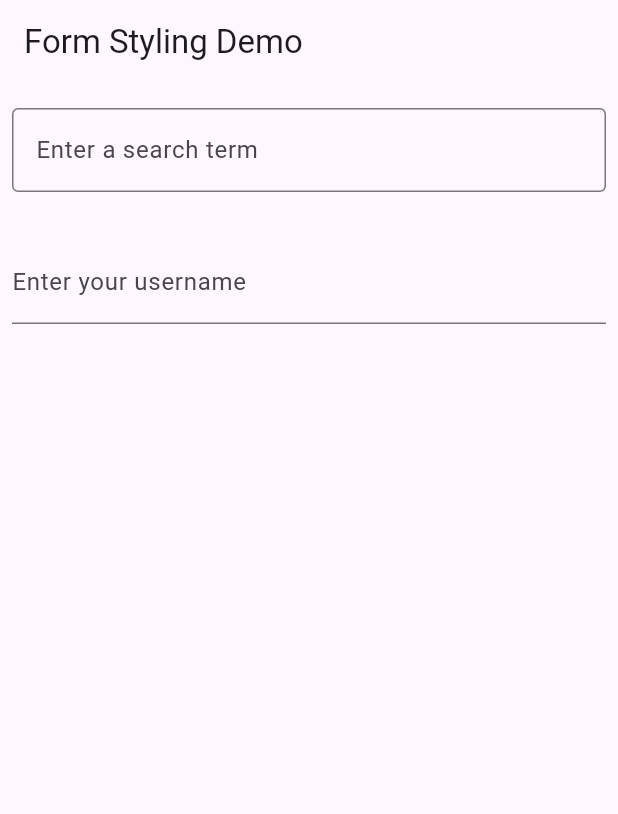
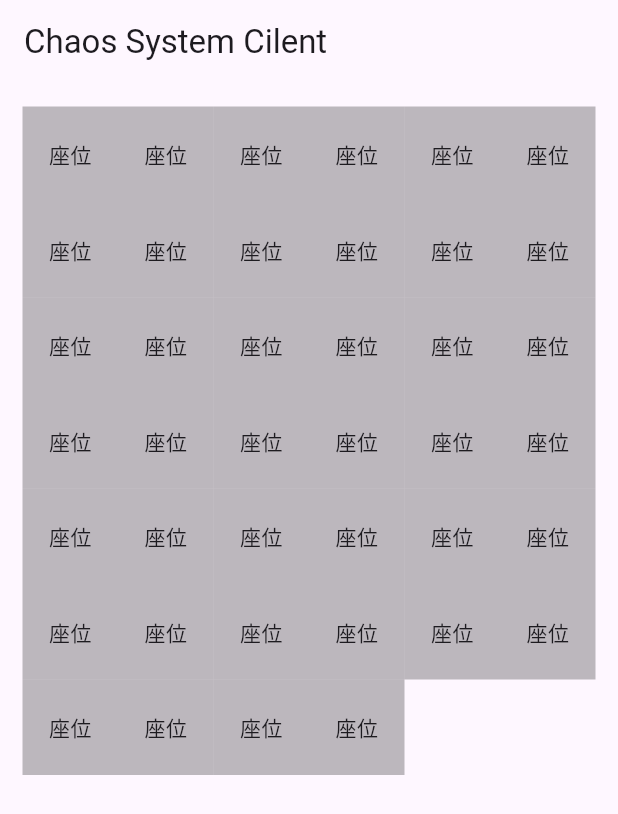
Before and after one commit to CuberQAQ/ChaoSystemClient, a Flutter app: the screen it shows after launch, on a phone screen of 412 x 824 dp. Shown: the top 814 px of the screen. Run offline on Flutter 3.47's test engine with Material 3 defaults, Android fonts, the phone set to English and light mode, and no system bars.

Commit message:
2023年12月3日 17:07

```diff
--- a/lib/main.dart
+++ b/lib/main.dart
@@ -7,46 +7,35 @@ class MyApp extends StatelessWidget {
 
   @override
   Widget build(BuildContext context) {
-    const appTitle = 'Form Styling Demo';
+    const appTitle = 'Chaos System Cilent';
     return MaterialApp(
       title: appTitle,
       home: Scaffold(
-        appBar: AppBar(
-          title: const Text(appTitle),
-        ),
-        body: const MyCustomForm(),
-      ),
+          appBar: AppBar(
+            title: const Text(appTitle),
+          ),
+          body: const SeatTable()),
     );
   }
 }
 
-class MyCustomForm extends StatelessWidget {
-  const MyCustomForm({super.key});
-
+class SeatTable extends StatelessWidget {
+  const SeatTable({super.key});
   @override
   Widget build(BuildContext context) {
-    return Column(
-      crossAxisAlignment: CrossAxisAlignment.start,
-      children: <Widget>[
-        const Padding(
-          padding: EdgeInsets.symmetric(horizontal: 8, vertical: 16),
-          child: TextField(
-            decoration: InputDecoration(
-              border: OutlineInputBorder(),
-              hintText: 'Enter a search term',
-            ),
-          ),
-        ),
-        Padding(
-          padding: const EdgeInsets.symmetric(horizontal: 8, vertical: 16),
-          child: TextFormField(
-            decoration: const InputDecoration(
-              border: UnderlineInputBorder(),
-              labelText: 'Enter your username',
-            ),
-          ),
-        ),
-      ],
+    return GridView.count(
+      crossAxisCount: 6,
+      padding: const EdgeInsets.all(15.0),
+      children: List.generate(40, (index) {
+        return SizedBox(
+          height: 40,
+          width: 22,
+            child: Container(
+                decoration: const BoxDecoration(color: Colors.black26),
+                child: const Center(
+                  child: Text("座位"),
+                )));
+      }),
     );
   }
 }
```
